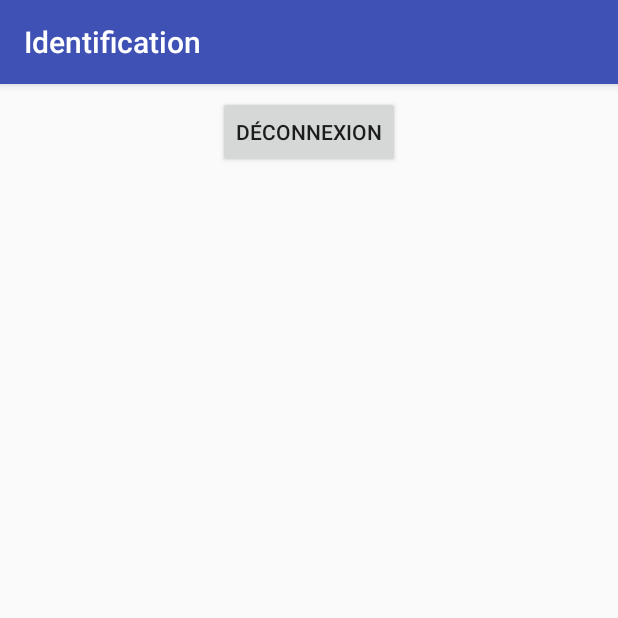
After one commit to louis2580/EasyBill, an Android app: the login screen opened directly, with no data from a screen before it, on a phone screen of 412 x 824 dp, the top half of it. The commit adds this screen. Run offline under Robolectric (Android 15) with nearby library versions, the phone set to English and light mode, and no system bars; our stand-ins replace Firebase (no records; nobody signed in at launch, a user with empty details on screens opened directly); libraries missing offline, so code that uses them is left out: com.firebase.ui.

Commit message:
login
ajout de l'activité login

```diff
--- a/app/build.gradle
+++ b/app/build.gradle
@@ -9,6 +9,7 @@ android {
         versionCode 1
         versionName "1.0"
         testInstrumentationRunner "android.support.test.runner.AndroidJUnitRunner"
+        resConfigs "auto"
     }
     buildTypes {
         release {
@@ -30,6 +31,6 @@ dependencies {
     // Needed to use firebase
     compile 'com.firebaseui:firebase-ui-auth:3.1.0'
     // Required only if Facebook login support is required
-    compile('com.facebook.android:facebook-android-sdk:4.27.0')
+    compile 'com.facebook.android:facebook-login:4.27.0'
 }
 apply plugin: 'com.google.gms.google-services'
--- /dev/null
+++ b/app/src/main/java/com/example/easybill/easybillversionvide/login.java
@@ -0,0 +1,78 @@
+package com.example.easybill.easybillversionvide;
+
+import android.content.Intent;
+import android.os.Bundle;
+import android.support.v7.app.AppCompatActivity;
+import android.view.View;
+import android.widget.Button;
+import android.widget.Toast;
+
+import com.firebase.ui.auth.AuthUI;
+import com.firebase.ui.auth.IdpResponse;
+import com.firebase.ui.auth.ResultCodes;
+import com.google.android.gms.tasks.OnCompleteListener;
+import com.google.firebase.auth.FirebaseAuth;
+import com.google.firebase.auth.FirebaseUser;
+
+import java.util.Arrays;
+
+/**
+ * Created by Apero on 30/11/2017.
+ */
+
+public class login extends AppCompatActivity {
+
+    private static final int RC_SIGN_IN = 123;
+
+    protected void onCreate(Bundle savedInstanceState) {
+        super.onCreate(savedInstanceState);
+
+        FirebaseAuth auth = FirebaseAuth.getInstance();
+
+
+        if (auth.getCurrentUser() != null) {
+            // already signed in
+            Toast.makeText(getBaseContext(), " is connected", Toast.LENGTH_LONG).show();
+            setContentView(R.layout.loginout);
+
+           Button sign_out = (Button) findViewById(R.id.sign_out);
+           sign_out.setOnClickListener(new View.OnClickListener() {
+               @Override
+               public void onClick(View view) {
+                   AuthUI.getInstance().signOut(login.this);
+                   finish();
+               }
+           });
+
+        } else {
+            // not signed in
+            startActivityForResult(
+                    // Get an instance of AuthUI based on the default app
+                    AuthUI.getInstance().createSignInIntentBuilder().setAvailableProviders(
+                            Arrays.asList(new AuthUI.IdpConfig.Builder(AuthUI.EMAIL_PROVIDER).build(),
+                                    new AuthUI.IdpConfig.Builder(AuthUI.GOOGLE_PROVIDER).build(),
+                                    new AuthUI.IdpConfig.Builder(AuthUI.FACEBOOK_PROVIDER).setPermissions(Arrays.asList("user_events")).build()))
+                            .build(),
+                    1);
+        }
+    }
+
+    @Override
+    protected void onActivityResult(int requestCode, int resultCode, Intent data) {
+        super.onActivityResult(requestCode, resultCode, data);
+
+        if (requestCode == RC_SIGN_IN) {
+            IdpResponse response = IdpResponse.fromResultIntent(data);
+
+            if (resultCode == ResultCodes.OK) {
+                // Successfully signed in
+                FirebaseUser user = FirebaseAuth.getInstance().getCurrentUser();
+                // ...
+            } else {
+                // Sign in failed, check response for error code
+                // ...
+            }
+        }
+    }
+
+}
--- /dev/null
+++ b/app/src/main/res/layout/loginout.xml
@@ -0,0 +1,19 @@
+<?xml version="1.0" encoding="utf-8"?>
+<android.support.constraint.ConstraintLayout
+    xmlns:android="http://schemas.android.com/apk/res/android"
+    xmlns:app="http://schemas.android.com/apk/res-auto"
+    android:layout_width="match_parent"
+    android:layout_height="match_parent">
+
+    <Button
+        android:id="@+id/sign_out"
+        android:layout_width="wrap_content"
+        android:layout_height="wrap_content"
+        android:layout_marginEnd="8dp"
+        android:layout_marginStart="8dp"
+        android:layout_marginTop="8dp"
+        android:text="Déconnexion"
+        app:layout_constraintEnd_toEndOf="parent"
+        app:layout_constraintStart_toStartOf="parent"
+        app:layout_constraintTop_toTopOf="parent" />
+</android.support.constraint.ConstraintLayout>
--- a/app/src/main/res/values/strings.xml
+++ b/app/src/main/res/values/strings.xml
@@ -3,7 +3,13 @@
     <string name="select_dossier">Dossier :</string>
     <string name="second_activity">Multi portefeuille</string>
     <string name="ajout_facture">Formulaire pour nouvelle facture</string>
+    <string name="login">Identification</string>
     <string name="preferencePlace">com.example.myapp.PREFERENCE_FILE_KEY</string> //
+
+    <!-- ... -->
+    <string name="facebook_application_id" translatable="false">237951746737874</string>
+    <!-- Facebook Application ID, prefixed by 'fb'.  Enables Chrome Custom tabs. -->
+    <string name="facebook_login_protocol_scheme" translatable="false">fbAPP_ID</string>
 
     <string-array name="folder_names">
         <item>-</item>
```
Also changed, not shown: app/src/main/AndroidManifest.xml (+7 -1 lines), app/src/main/java/com/example/easybill/easybillversionvide/MainActivity.java (+23 -0 lines), app/src/main/res/menu/main.xml (added, +14 -0 lines).
